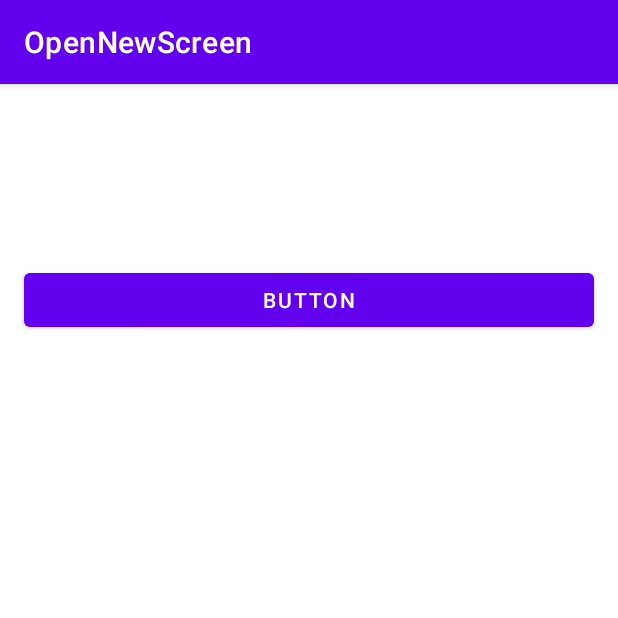
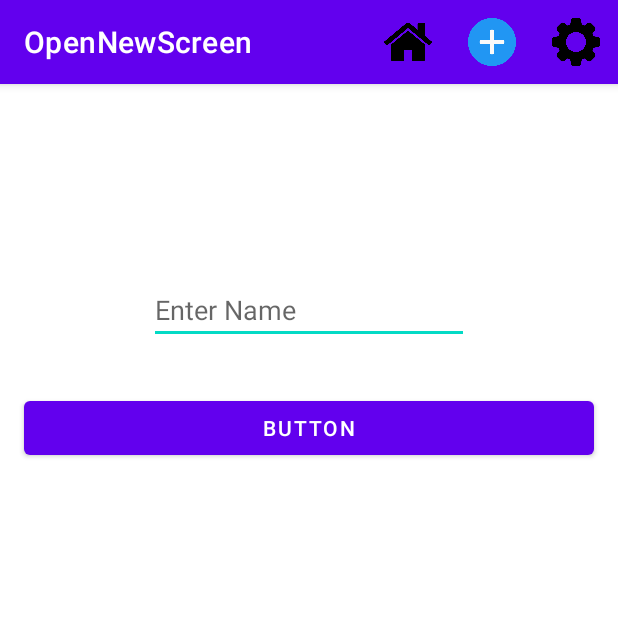
Before and after one commit to jahanzebnaeem/NexSkillAppDevBatch10, an Android app: the screen it shows after launch (MainActivity), on a phone screen of 412 x 824 dp, the top half of it. Run offline under Robolectric (Android 15) with nearby library versions, the phone set to English and light mode, and no system bars.

Commit message:
Lecture 6
Making app safe from hacking + Menu + Localisation.

```diff
--- a/OpenNewScreen/app/src/main/java/com/example/android/opennewscreen/Home.java
+++ b/OpenNewScreen/app/src/main/java/com/example/android/opennewscreen/Home.java
@@ -4,13 +4,18 @@ import androidx.appcompat.app.AppCompatActivity;
 
 import android.os.Bundle;
 import android.view.View;
+import android.widget.TextView;
 
 public class Home extends AppCompatActivity {
+    TextView tvName;
 
     @Override
     protected void onCreate(Bundle savedInstanceState) {
         super.onCreate(savedInstanceState);
         setContentView(R.layout.activity_home);
+        tvName = (TextView) findViewById(R.id.tvName);
+        Bundle bundle = getIntent().getExtras();
+        tvName.setText(bundle.getString("name"));
     }
 
     public void Close(View view) {
--- a/OpenNewScreen/app/src/main/java/com/example/android/opennewscreen/MainActivity.java
+++ b/OpenNewScreen/app/src/main/java/com/example/android/opennewscreen/MainActivity.java
@@ -4,18 +4,51 @@ import androidx.appcompat.app.AppCompatActivity;
 
 import android.content.Intent;
 import android.os.Bundle;
+import android.view.Menu;
+import android.view.MenuInflater;
+import android.view.MenuItem;
 import android.view.View;
+import android.widget.EditText;
+import android.widget.Toast;
 
 public class MainActivity extends AppCompatActivity {
+    EditText etName;
 
     @Override
     protected void onCreate(Bundle savedInstanceState) {
         super.onCreate(savedInstanceState);
         setContentView(R.layout.activity_main);
+        etName = (EditText) findViewById(R.id.etName);
     }
 
     public void OpenActivity(View view) {
         Intent intent = new Intent(this, Home.class);
+        intent.putExtra("name", etName.getText().toString());
         startActivity(intent);
     }
+
+    @Override
+    public boolean onCreateOptionsMenu(Menu menu) {
+        MenuInflater inflater = getMenuInflater();
+        inflater.inflate(R.menu.mainmenu, menu);
+        return true;
+    }
+
+    @Override
+    public boolean onOptionsItemSelected(MenuItem item) {
+        // Handle item selection
+        switch (item.getItemId()) {
+            case R.id.home:
+                Toast.makeText(getApplicationContext(), "Home", Toast.LENGTH_LONG).show();
+                return true;
+            case R.id.plus:
+                Toast.makeText(getApplicationContext(), "Plus", Toast.LENGTH_LONG).show();
+                return true;
+            case R.id.setting:
+                Toast.makeText(getApplicationContext(), "Setting", Toast.LENGTH_LONG).show();
+                return true;
+            default:
+                return super.onOptionsItemSelected(item);
+        }
+    }
 }
--- a/OpenNewScreen/app/src/main/res/layout/activity_main.xml
+++ b/OpenNewScreen/app/src/main/res/layout/activity_main.xml
@@ -11,11 +11,23 @@
         android:layout_width="0dp"
         android:layout_height="wrap_content"
         android:layout_marginStart="16dp"
-        android:layout_marginTop="120dp"
+        android:layout_marginTop="32dp"
         android:layout_marginEnd="16dp"
         android:onClick="OpenActivity"
         android:text="Button"
         app:layout_constraintEnd_toEndOf="parent"
         app:layout_constraintStart_toStartOf="parent"
+        app:layout_constraintTop_toBottomOf="@+id/etName" />
+
+    <EditText
+        android:id="@+id/etName"
+        android:layout_width="wrap_content"
+        android:layout_height="wrap_content"
+        android:layout_marginTop="128dp"
+        android:ems="10"
+        android:inputType="textPersonName"
+        android:hint="Enter Name"
+        app:layout_constraintEnd_toEndOf="parent"
+        app:layout_constraintStart_toStartOf="parent"
         app:layout_constraintTop_toTopOf="parent" />
 </androidx.constraintlayout.widget.ConstraintLayout>
--- /dev/null
+++ b/OpenNewScreen/app/src/main/res/menu/mainmenu.xml
@@ -0,0 +1,16 @@
+<?xml version="1.0" encoding="utf-8"?>
+<menu xmlns:android="http://schemas.android.com/apk/res/android"
+    xmlns:app="http://schemas.android.com/apk/res-auto">
+    <item android:id="@+id/home"
+        android:icon="@drawable/home"
+        android:title="Home"
+        app:showAsAction="ifRoom" />
+    <item android:id="@+id/plus"
+        android:icon="@drawable/plus"
+        android:title="Plus"
+        app:showAsAction="ifRoom" />
+    <item android:id="@+id/setting"
+        android:icon="@drawable/settings"
+        android:title="Setting"
+        app:showAsAction="ifRoom" />
+</menu>
```
Also changed, not shown: OpenNewScreen/app/src/main/res/layout/activity_home.xml (+9 -0 lines), OpenNewScreen/app/src/main/res/drawable/home.png (added), OpenNewScreen/app/src/main/res/drawable/plus.png (added), OpenNewScreen/app/src/main/res/drawable/settings.png (added), 1 other file.
